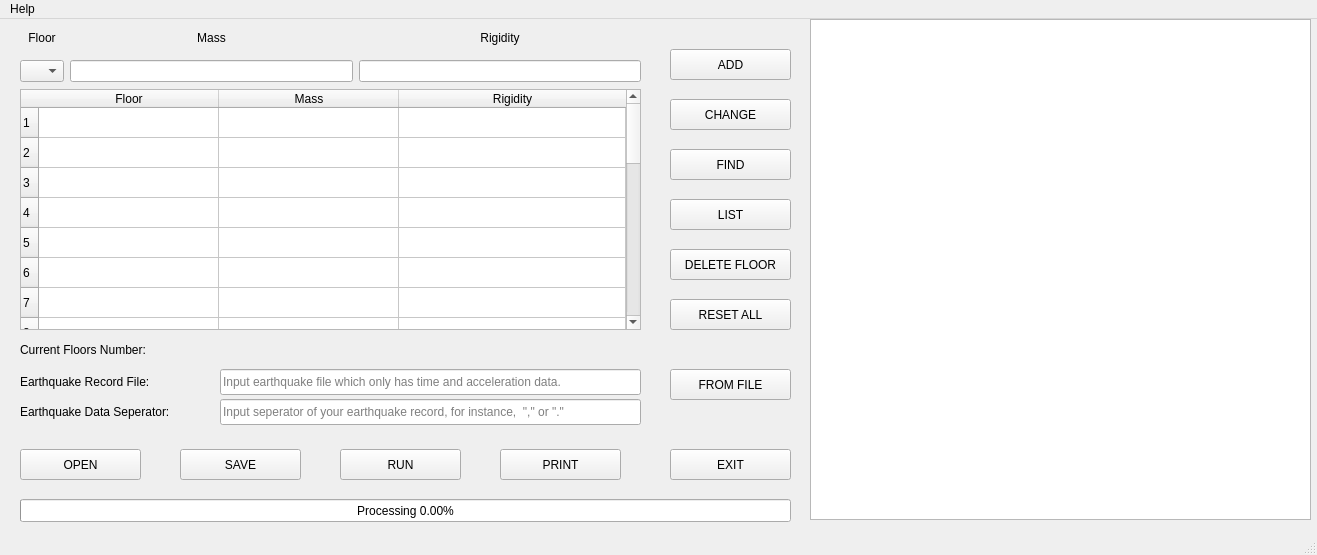
Old version of the form sDynaUi.ui in the repository alitatici/VisualizationOfCodes.
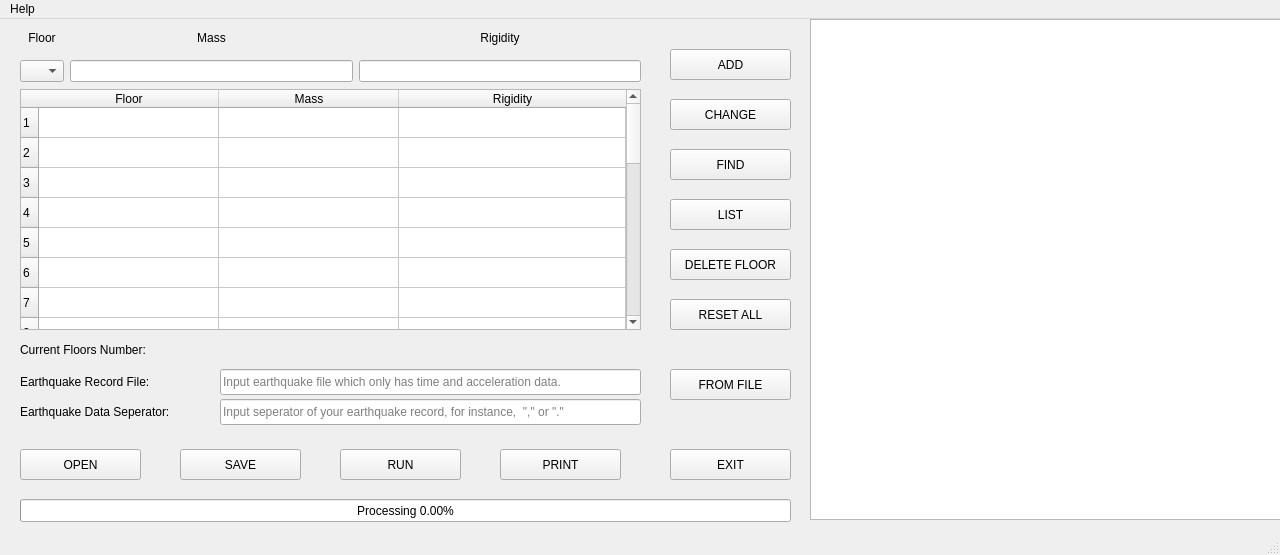
New version of the form. Icons and pictures are not drawn.

```diff
--- a/sDynaUi.ui
+++ b/sDynaUi.ui
@@ -2,23 +2,21 @@
 <ui version="4.0">
  <class>sDyna</class>
  <widget class="QMainWindow" name="sDyna">
-  <property name="geometry">
-   <rect>
-    <x>0</x>
-    <y>0</y>
-    <width>1317</width>
-    <height>555</height>
-   </rect>
+  <property name="sizePolicy">
+   <sizepolicy hsizetype="Preferred" vsizetype="Preferred">
+    <horstretch>0</horstretch>
+    <verstretch>0</verstretch>
+   </sizepolicy>
   </property>
   <property name="minimumSize">
    <size>
-    <width>1317</width>
+    <width>1280</width>
     <height>555</height>
    </size>
   </property>
   <property name="maximumSize">
    <size>
-    <width>1317</width>
+    <width>1280</width>
     <height>555</height>
    </size>
   </property>
@@ -1913,8 +1911,8 @@
      <string>&lt;!DOCTYPE HTML PUBLIC &quot;-//W3C//DTD HTML 4.0//EN&quot; &quot;http://www.w3.org/TR/REC-html40/strict.dtd&quot;&gt;
 &lt;html&gt;&lt;head&gt;&lt;meta name=&quot;qrichtext&quot; content=&quot;1&quot; /&gt;&lt;style type=&quot;text/css&quot;&gt;
 p, li { white-space: pre-wrap; }
-&lt;/style&gt;&lt;/head&gt;&lt;body style=&quot; font-family:'MS Shell Dlg 2'; font-size:10pt; font-weight:400; font-style:normal;&quot;&gt;
-&lt;p align=&quot;center&quot; style=&quot;-qt-paragraph-type:empty; margin-top:0px; margin-bottom:0px; margin-left:0px; margin-right:0px; -qt-block-indent:0; text-indent:0px; font-size:7.8pt;&quot;&gt;&lt;br /&gt;&lt;/p&gt;&lt;/body&gt;&lt;/html&gt;</string>
+&lt;/style&gt;&lt;/head&gt;&lt;body style=&quot; font-family:'.AppleSystemUIFont'; font-size:10pt; font-weight:400; font-style:normal;&quot;&gt;
+&lt;p align=&quot;center&quot; style=&quot;-qt-paragraph-type:empty; margin-top:0px; margin-bottom:0px; margin-left:0px; margin-right:0px; -qt-block-indent:0; text-indent:0px; font-family:'MS Shell Dlg 2'; font-size:7.8pt;&quot;&gt;&lt;br /&gt;&lt;/p&gt;&lt;/body&gt;&lt;/html&gt;</string>
     </property>
    </widget>
   </widget>
@@ -1923,8 +1921,8 @@
     <rect>
      <x>0</x>
      <y>0</y>
-     <width>1317</width>
-     <height>26</height>
+     <width>1280</width>
+     <height>22</height>
     </rect>
    </property>
    <widget class="QMenu" name="menuHelp">
```
Left out of the diff: 6 changed lines with no effect on the pictures.
